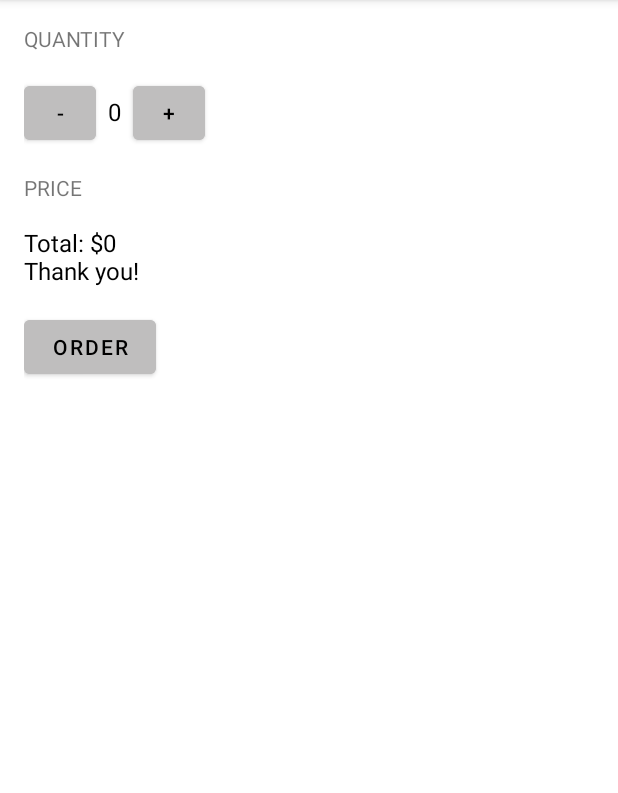
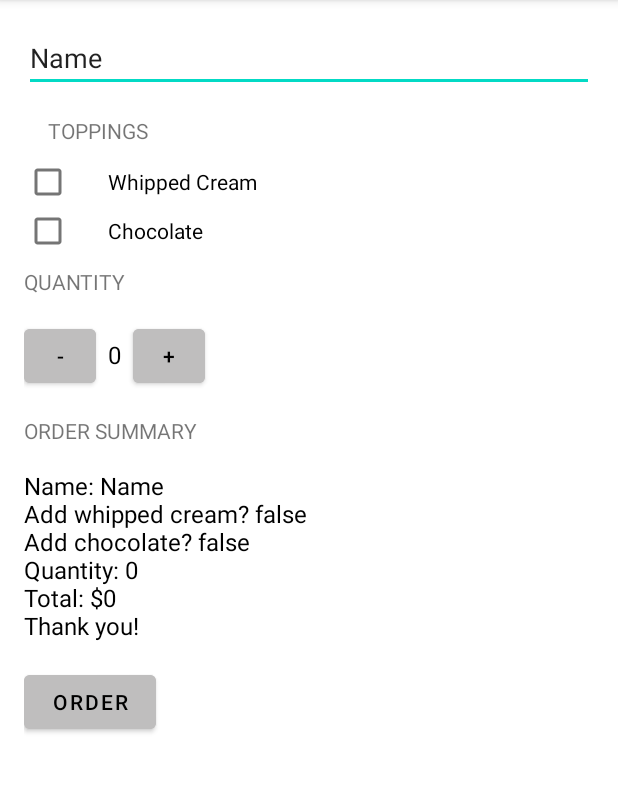
Before and after one commit to gabi-wing/RealJustJava, an Android app: the screen it shows after launch (MainActivity), after a tap on "ORDER", on a phone screen of 412 x 824 dp, the part 84-877 px from its top. Run offline under Robolectric (Android 15) with nearby library versions, the phone set to English and light mode, and no system bars.

Commit message:
added checkboxes and text input

```diff
--- a/app/src/main/java/com/example/realjustjava/MainActivity.java
+++ b/app/src/main/java/com/example/realjustjava/MainActivity.java
@@ -2,7 +2,12 @@ package com.example.realjustjava;
 import androidx.appcompat.app.AppCompatActivity;
 import android.os.Bundle;
 import android.view.View;
+import android.widget.CheckBox;
+import android.widget.EditText;
 import android.widget.TextView;
+
+import com.google.android.material.textfield.TextInputEditText;
+
 import java.text.NumberFormat;
 /**
  * This app displays an order form to order coffee.
@@ -15,7 +20,7 @@ public class MainActivity extends AppCompatActivity {
     }
 
     int quantity;
-
+    int price = 5;
 
     /**
      * This method is called when the plus button is clicked.
@@ -37,19 +42,30 @@ public class MainActivity extends AppCompatActivity {
      * This method is called when the order button is clicked.
      */
     public void submitOrder(View view) {
+        EditText name = (EditText) findViewById(R.id.nameInput);
         displayQuantity(quantity);
-        displayPrice(quantity * 5);
-        String message = "Total: $" + (quantity * 5);
+        String message = "Name: " + name.getText();;
+        message+="\nAdd whipped cream? " + whippedCream();
+        message+="\nAdd chocolate? " + chocolate();
+        message+= "\nQuantity: " + quantity;
+        message+="\nTotal: $" + calculatePrice(quantity);
         message += "\nThank you!";
         displayMessage(message);
     }
 
+    public int calculatePrice(int quantity){
+        if(whippedCream()){price++;}
+        if (chocolate()){price+=2;}
+        return price*quantity;
+    }
+
+
     /**
      * This method displays the given quantity value on the screen.
      */
-    private void displayQuantity(int number) {
+    private void displayQuantity(int quantity) {
         TextView quantityTextView = (TextView) findViewById(R.id.textView_quantity);
-        quantityTextView.setText("" + number);
+        quantityTextView.setText("" + quantity);
     }
 
     /**
@@ -68,4 +84,18 @@ public class MainActivity extends AppCompatActivity {
         TextView priceTextView = (TextView) findViewById(R.id.textView_price);
         priceTextView.setText(message);
     }
+
+    public boolean whippedCream() {
+        boolean hasWhip=false;
+        CheckBox whippedCream = (CheckBox) findViewById(R.id.checkbox);
+        if(whippedCream.isChecked()){hasWhip=true;}
+        return hasWhip;
+    }
+
+    public boolean chocolate() {
+        boolean hasChocolate=false;
+        CheckBox chocolate = (CheckBox) findViewById(R.id.checkbox2);
+        if(chocolate.isChecked()){hasChocolate=true;}
+        return hasChocolate;
+    }
 }
--- a/app/src/main/res/layout/activity_main.xml
+++ b/app/src/main/res/layout/activity_main.xml
@@ -1,13 +1,49 @@
 
 <RelativeLayout
-xmlns:android="http://schemas.android.com/apk/res/android"
-android:layout_width="match_parent"
-android:layout_height="match_parent"
-android:padding="16dp">
+    xmlns:android="http://schemas.android.com/apk/res/android"
+    android:layout_width="match_parent"
+    android:layout_height="match_parent"
+    android:padding="16dp">
+
+
+<EditText
+    android:id="@+id/nameInput"
+    android:layout_width="match_parent"
+    android:layout_height="wrap_content"
+    android:text="Name"/>
+
+
 <TextView
+    android:id="@+id/textView_toppings"
+    android:layout_width="wrap_content"
+    android:layout_height="wrap_content"
+    android:text="TOPPINGS"
+    android:layout_below="@id/nameInput"
+    android:padding="16sp"/>
+
+    <CheckBox
+        android:id="@+id/checkbox"
+        android:layout_width="wrap_content"
+        android:layout_height="wrap_content"
+        android:layout_below="@+id/textView_toppings"
+        android:layout_marginTop="-15dp"
+        android:paddingHorizontal="24dp"
+        android:text="Whipped Cream" />
+
+    <CheckBox
+        android:id="@+id/checkbox2"
+        android:layout_width="wrap_content"
+        android:layout_height="wrap_content"
+        android:layout_below="@+id/checkbox"
+        android:layout_marginTop="-15dp"
+        android:paddingHorizontal="24dp"
+        android:text="Chocolate" />
+
+    <TextView
     android:id="@+id/textViewQ"
     android:layout_width="wrap_content"
     android:layout_height="wrap_content"
+    android:layout_below="@+id/checkbox2"
     android:text="QUANTITY"
     android:paddingBottom="16sp"/>
 
@@ -19,7 +55,7 @@ android:padding="16dp">
     >
 
     <Button
-        android:id="@+id/plusButton"
+        android:id="@+id/minusButton"
         android:layout_width="48dp"
         android:layout_height="48dp"
         android:layout_below="@id/textViewQ"
@@ -40,7 +76,7 @@ android:padding="16dp">
         android:text="0" />
 
     <Button
-        android:id="@+id/minusButton"
+        android:id="@+id/plusButton"
         android:layout_width="48dp"
         android:layout_height="48dp"
         android:layout_below="@id/textView_quantity"
@@ -56,7 +92,7 @@ android:padding="16dp">
     android:layout_width="wrap_content"
     android:layout_height="wrap_content"
     android:layout_below="@id/linearLayout"
-    android:text="PRICE"
+    android:text="ORDER SUMMARY"
     android:paddingTop="16sp"/>
 
 <TextView
@@ -78,4 +114,6 @@ android:padding="16dp">
     android:text="ORDER"
     android:textColor="@color/black"
     android:onClick="submitOrder"/>
+
+
 </RelativeLayout>
```
